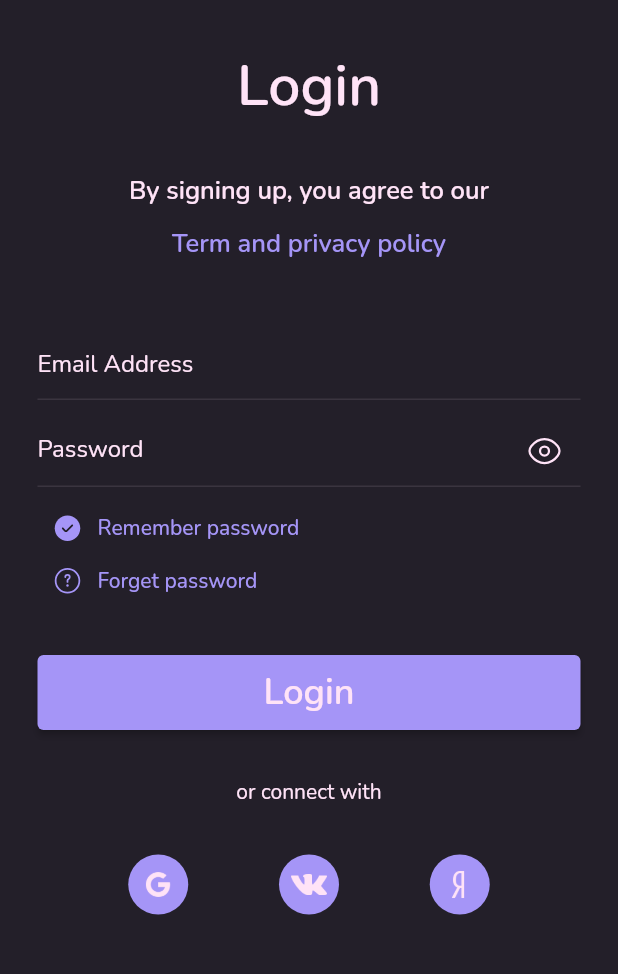
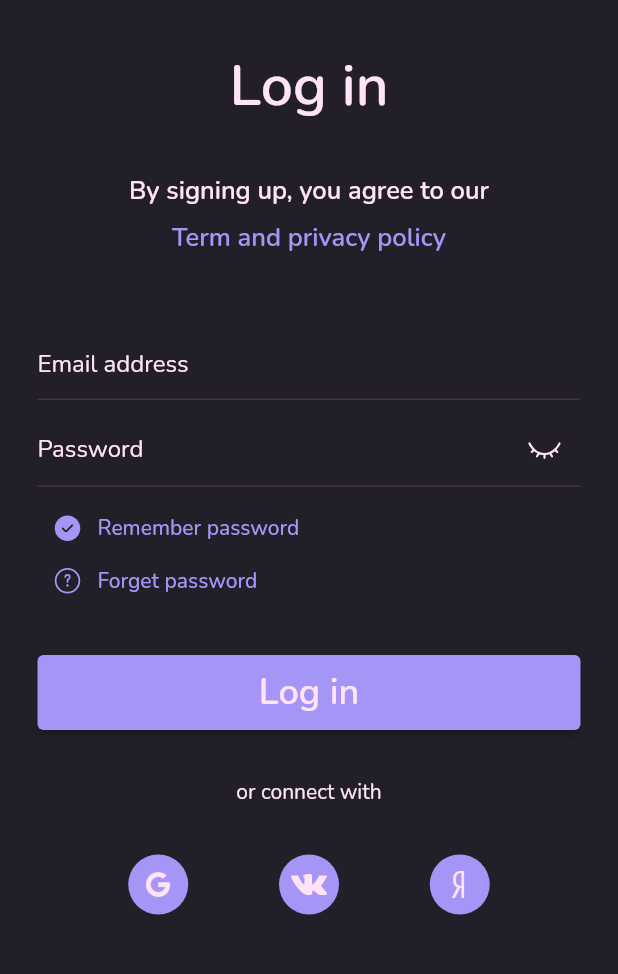
Before and after one commit to TESHA-SOFT/new_app, a Flutter app: the screen it shows after launch, after a tap on "Log in", on a phone screen of 412 x 824 dp, the part 236-1210 px from its top. Run offline on Flutter 3.47's test engine with Material 2 defaults, Android fonts, the phone set to English and light mode, and no system bars; our stand-ins replace flutter_svg.

Commit message:
Сокращен код и прописана проверка ввдённых данных

```diff
--- a/lib/pages/login_page.dart
+++ b/lib/pages/login_page.dart
@@ -1,7 +1,8 @@
 import 'package:flutter/material.dart';
 import 'package:flutter_svg/svg.dart';
-import 'package:new_app/style/app_color.dart';
-import 'package:new_app/style/app_font.dart';
+
+import '../components/view_components.dart';
+import '../style/view_style.dart';
 
 class LoginPage extends StatefulWidget {
   const LoginPage({super.key});
@@ -12,7 +13,7 @@ class LoginPage extends StatefulWidget {
 
 class _LoginPageState extends State<LoginPage> {
   bool toggle = false;
-  bool isobscureText = false;
+  bool isobscureText = true;
 
   @override
   Widget build(BuildContext context) {
@@ -29,7 +30,7 @@ class _LoginPageState extends State<LoginPage> {
                 SvgPicture.asset('assets/temp/logo.svg', width: 100,),
                 const Spacer(),
                 Text(
-                  'Login',
+                  'Log in',
                   style: TextStyle(
                     fontSize: 38,
                     fontWeight: FontWeight.w600,
@@ -54,6 +55,7 @@ class _LoginPageState extends State<LoginPage> {
                     textAlign:TextAlign.center,
                     'Term and privacy policy',
                     style: TextStyle(
+                      height: 0.5,
                       fontSize: 17,
                       fontWeight: FontWeight.w600,
                       color: AppColor.button2,
@@ -63,16 +65,9 @@ class _LoginPageState extends State<LoginPage> {
                 const Spacer(),
                 TextFormField(
                   style: TextStyle(color: AppColor.font2),
-                  decoration: InputDecoration(
-                    hintText: 'Email Address',
-                    hintStyle: TextStyle(color: AppColor.font2),
-                    enabledBorder: UnderlineInputBorder(
-                      borderSide: BorderSide(color: AppColor.button1)
-                    ),
-                    focusedBorder: OutlineInputBorder(
-                      borderSide: BorderSide(color: AppColor.font2)
-                    ),
-                  ),
+                  decoration: DecorationLogApp().decor('Email address'),
+                  validator:(value) => ValidApp().validateEmail(value),
+                  autovalidateMode: AutovalidateMode.onUserInteraction,
                 ),
                 SizedBox(
                   height: 10,
@@ -102,6 +97,8 @@ class _LoginPageState extends State<LoginPage> {
                           : SvgPicture.asset('assets/icon/eye.svg'),
                     ),
                   ),
+                  validator:(value) => ValidApp().validatePassword(value),
+                  autovalidateMode: AutovalidateMode.onUserInteraction,
                 ),
                 SizedBox(
                   height: 10,
@@ -125,7 +122,6 @@ class _LoginPageState extends State<LoginPage> {
                           fontSize: 14,
                         ),
                       ),
-
                       style: TextButton.styleFrom(
                         foregroundColor: AppColor.button2,
                       ),
@@ -158,10 +154,10 @@ class _LoginPageState extends State<LoginPage> {
                   height: 50,
                   child: ElevatedButton(
                     onPressed: (){
-                      print('Login');
+                      print('Log in');
                     },
                     child: Text(
-                      'Login',
+                      'Log in',
                       style: AppFont.header2,
                     ),
                     style: TextButton.styleFrom(
@@ -182,33 +178,9 @@ class _LoginPageState extends State<LoginPage> {
                 Row(
                   mainAxisAlignment: MainAxisAlignment.spaceEvenly,
                   children: [
-                    CircleAvatar(
-                      radius: 20,
-                      backgroundColor: AppColor.button2,
-                      child: IconButton(
-                        onPressed: (){
-                        },
-                        icon: Image.asset('assets/temp/google.png'),
-                      ),
-                    ),
-                    CircleAvatar(
-                      radius: 20,
-                      backgroundColor: AppColor.button2,
-                      child: IconButton(
-                        onPressed: (){
-                        },
-                        icon: Image.asset('assets/temp/vk.png'),
-                      ),
-                    ),
-                    CircleAvatar(
-                      radius: 20,
-                      backgroundColor: AppColor.button2,
-                      child: IconButton(
-                        onPressed: (){
-                        },
-                        icon: Image.asset('assets/temp/yandex.png'),
-                      ),
-                    ),
+                    DecorationLogApp().emailButton('assets/temp/google.png'),
+                    DecorationLogApp().emailButton('assets/temp/vk.png'),
+                    DecorationLogApp().emailButton('assets/temp/yandex.png'),
                   ],
                 ),
                 const Spacer(),
```
